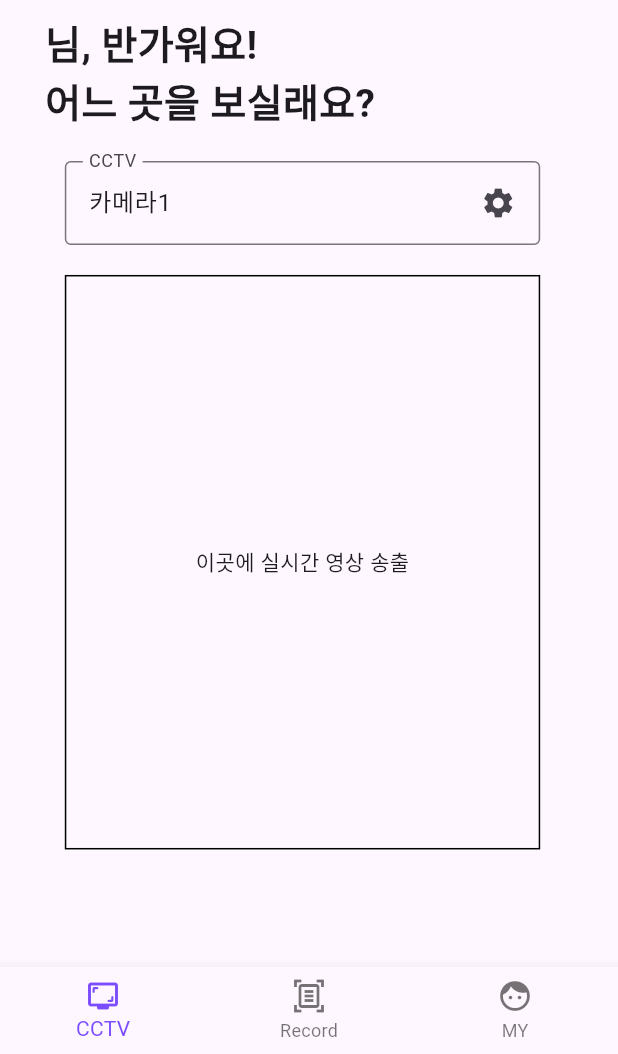
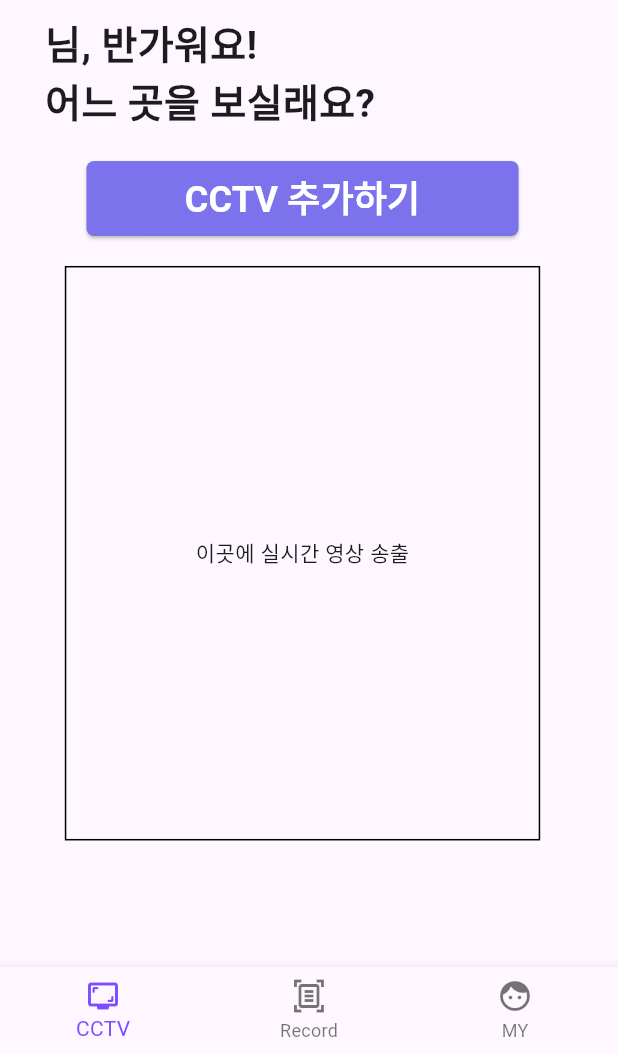
Before and after one commit to JinPyoK/magic_eye, a Flutter app: the NaviScreen screen opened by its route, on a phone screen of 412 x 824 dp, the part 182-1236 px from its top. Run offline on Flutter 3.47's test engine with Material 3 defaults, Android fonts, the phone set to English and light mode, and no system bars; our stand-ins replace dio, firebase_auth, firebase_core, firebase_database, google_sign_in, string_validator; accounts and stored records are empty; generated files the repository leaves out were written again.

Commit message:
RealTime DB

```diff
--- a/lib/Firebase/auth.dart
+++ b/lib/Firebase/auth.dart
@@ -187,7 +187,11 @@ Future<void> signOut() async {
 }
 
 Future<void> updateDisplayName({required String newDisplayName}) async {
-  await _auth.currentUser!.updateDisplayName(newDisplayName);
+  try {
+    await _auth.currentUser!.updateDisplayName(newDisplayName);
+  } on Exception catch (_) {
+    return;
+  }
 }
 
 void confirm() {
--- a/lib/MagicEyeView/CCTVScreen/cctv_provider.dart
+++ b/lib/MagicEyeView/CCTVScreen/cctv_provider.dart
@@ -1,29 +1,34 @@
 import 'package:flutter/foundation.dart';
 import 'package:dio/dio.dart';
+import 'package:magic_eye/Firebase/database.dart';
+
+late List<dynamic> cctvs;
 
 class CCTVProvider extends ChangeNotifier {
-  List<String> menu = ['카메라1', '카메라2'];
-  List<String> _api = ['192.168.12.15:8000', '192.168.223.87:8000'];
+  List<dynamic> cctvss = cctvs;
+  List<String> menu = cctvs.map((cctv) => cctv['name'] as String).toList();
 
   String _connectAPI = '';
   final _dio = Dio();
 
   void changeAPI(String api) {
-    _connectAPI = _api[menu.indexOf(api)];
+    _connectAPI = cctvs[cctvs.indexWhere((cctv) => cctv['name'] == api)]['ip'];
     notifyListeners();
   }
 
   void addMenu(String newMenu, String newApi) {
+    cctvss.insert(0, {"name": newMenu, "ip": newApi});
     menu.insert(0, newMenu);
-    _api.insert(0, newApi);
+    updateDB({"cctvs": cctvss});
     _connectAPI = newApi;
     notifyListeners();
   }
 
   void deleteMenu(String deleteMenu) {
     int deleteIndex = menu.indexOf(deleteMenu);
-    _api.removeAt(deleteIndex);
     menu.removeAt(deleteIndex);
+    cctvss.removeAt(deleteIndex);
+    updateDB({"cctvs": cctvss});
     notifyListeners();
   }
 
--- a/lib/MagicEyeView/navi_screen.dart
+++ b/lib/MagicEyeView/navi_screen.dart
@@ -2,6 +2,8 @@ import 'package:flutter/material.dart';
 import 'package:magic_eye/MagicEyeView/CCTVScreen/cctv_screen.dart';
 import 'package:magic_eye/MagicEyeView/MyPageScreen/my_page_screen.dart';
 import 'package:magic_eye/MagicEyeView/RecordScreen/record_screen.dart';
+import 'package:magic_eye/MagicEyeView/user_info.dart';
+import 'package:magic_eye/MagicEyeView/CCTVScreen/cctv_provider.dart';
 
 class NaviScreen extends StatefulWidget {
   const NaviScreen({super.key});
@@ -25,10 +27,38 @@ class _NaviScreenState extends State<NaviScreen> {
   }
 
   @override
+  void initState() {
+    super.initState();
+    getUserInfo();
+  }
+
+  @override
   Widget build(BuildContext context) {
+    return FutureBuilder(
+        future: user,
+        builder: (_, snapshot) {
+          if (!snapshot.hasData) {
+            return const Scaffold(
+              body: Center(
+                child: CircularProgressIndicator(
+                  color: Colors.black,
+                ),
+              ),
+            );
+          } else if (snapshot.hasError) {
+            return const Scaffold(
+              body: Center(
+                child: Text("오류 발생"),
+              ),
+            );
+          } else {
+            cctvs = List.from(snapshot.data!.toJson()['cctvs']);
             return Scaffold(
               resizeToAvoidBottomInset: false,
-      body: _widgetOptions.elementAt(_selectedIndex),
+              body: IndexedStack(
+                index: _selectedIndex,
+                children: _widgetOptions,
+              ),
               bottomNavigationBar: BottomNavigationBar(
                 items: const <BottomNavigationBarItem>[
                   BottomNavigationBarItem(
@@ -50,4 +80,6 @@ class _NaviScreenState extends State<NaviScreen> {
               ),
             );
           }
+        });
   }
+}
--- a/pubspec.yaml
+++ b/pubspec.yaml
@@ -42,6 +42,7 @@ dependencies:
   flutter_launcher_icons: ^0.13.1
   provider: ^6.1.1
   dio: ^5.3.4
+  firebase_database: ^10.3.6
 
 dev_dependencies:
   flutter_test:
```
Also changed, not shown: lib/Firebase/database.dart (added, +32 -0 lines), lib/MagicEyeView/RecordScreen/record_screen.dart (+11 -2 lines), lib/MagicEyeView/user_info.dart (added, +41 -0 lines). Lines whose indentation alone changed are shown as unchanged.
